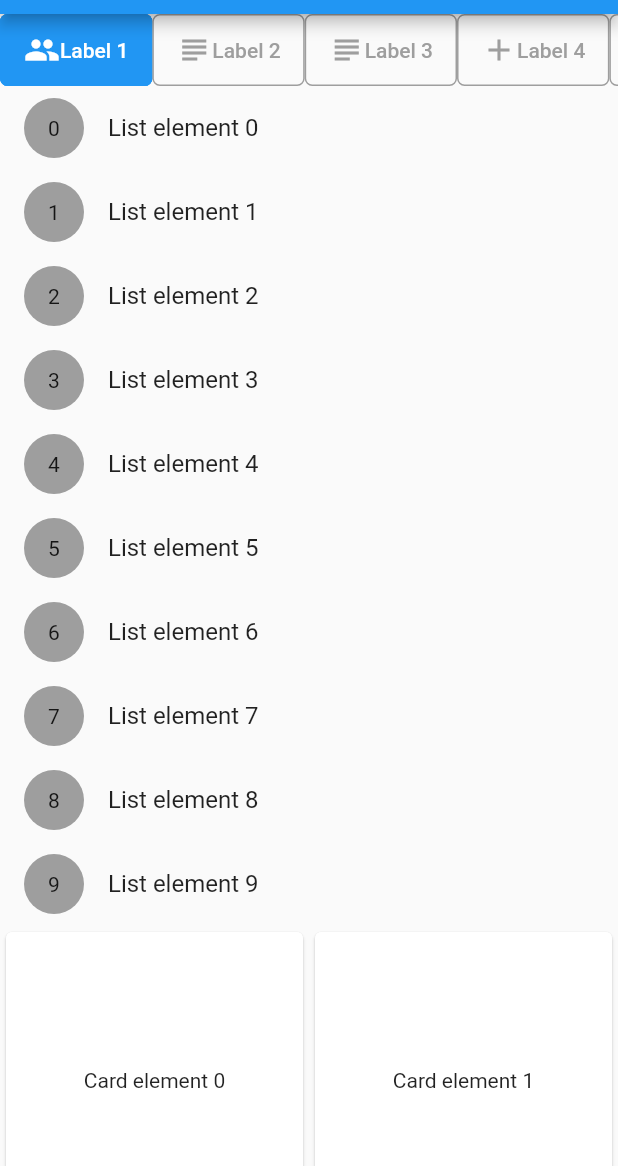
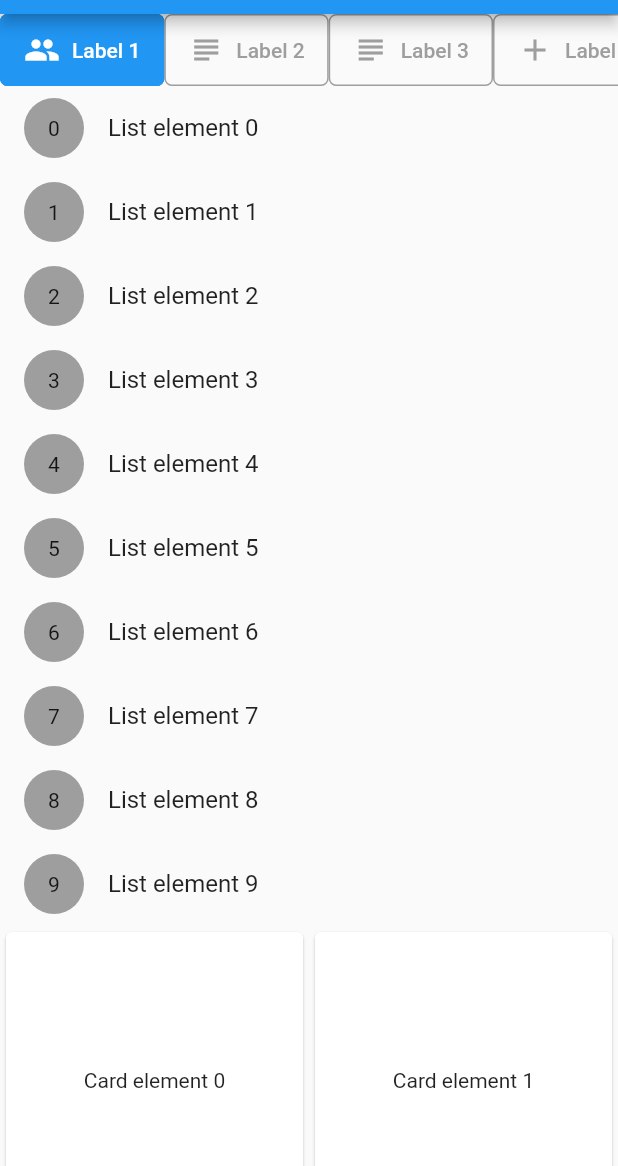
Before and after one commit to firatcetiner/scrollable_list_tabview, a Flutter app: the screen it shows after launch, on a phone screen of 412 x 824 dp, the part 70-1236 px from its top. Run offline on Flutter 3.47's test engine with Material 2 defaults, Android fonts, the phone set to English and light mode, and no system bars; drawn by our look-alikes of scrollable_positioned_list.

Commit message:
Undo changes

```diff
--- a/lib/model/list_tab.dart
+++ b/lib/model/list_tab.dart
@@ -9,6 +9,7 @@ class ListTab {
       this.width,
       this.height,
       this.margin,
+      this.padding,
       this.borderRadius = const BorderRadius.all(const Radius.circular(5.0)),
       this.activeBackgroundColor = Colors.blue,
       this.inactiveBackgroundColor = Colors.transparent,
--- a/lib/scrollable_list_tabview.dart
+++ b/lib/scrollable_list_tabview.dart
@@ -103,8 +103,9 @@ class _ScrollableListTabViewState extends State<ScrollableListTabView> {
                   valueListenable: _index,
                   builder: (_, i, __) {
                     var selected = index == i;
-                    var borderColor =
-                        selected ? tab.activeBackgroundColor : tab.borderColor;
+                    var borderColor = selected
+                        ? tab.activeBackgroundColor
+                        : tab.borderColor;
                     return Container(
                       height: tab.height,
                       width: tab.width,
@@ -197,10 +198,7 @@ class _ScrollableListTabViewState extends State<ScrollableListTabView> {
       crossAxisAlignment: CrossAxisAlignment.center,
       mainAxisAlignment: MainAxisAlignment.center,
       mainAxisSize: MainAxisSize.min,
-      children: [
-        if (tab.icon != null) tab.icon,
-        tab.label,
-      ],
+      children: [tab.icon, _kSizedBoxW8, tab.label],
     );
   }
 
```
